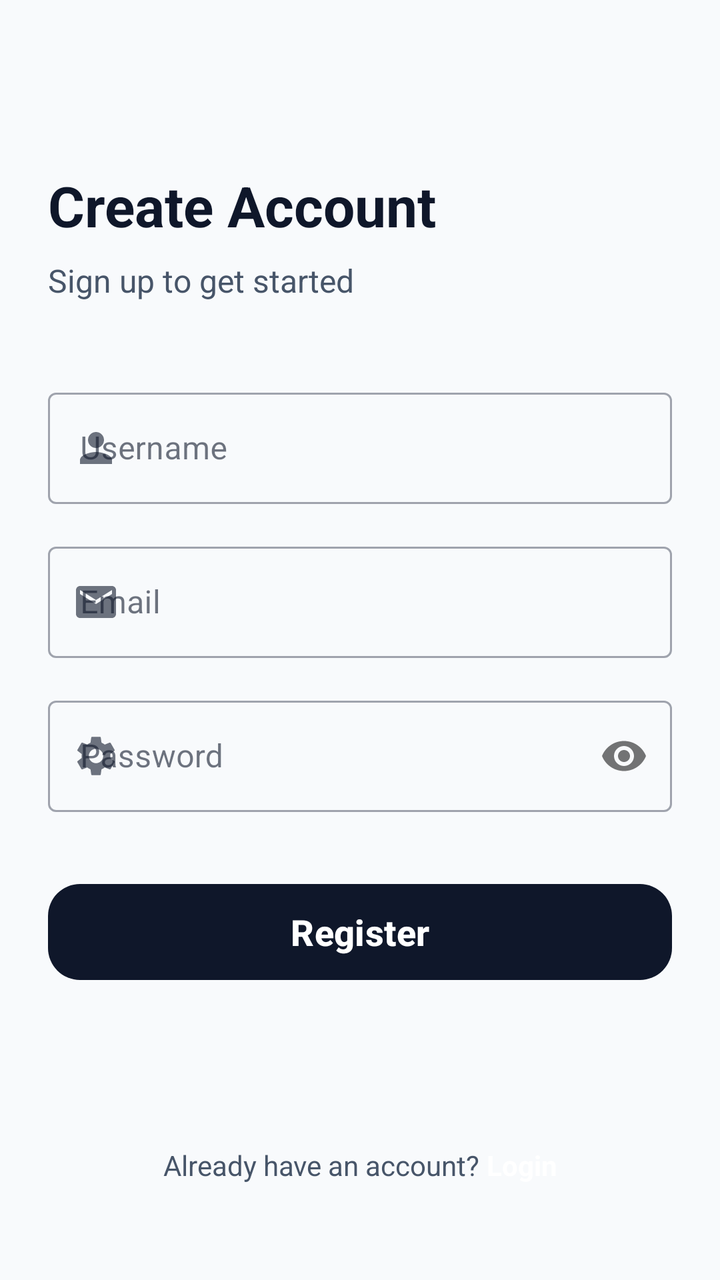
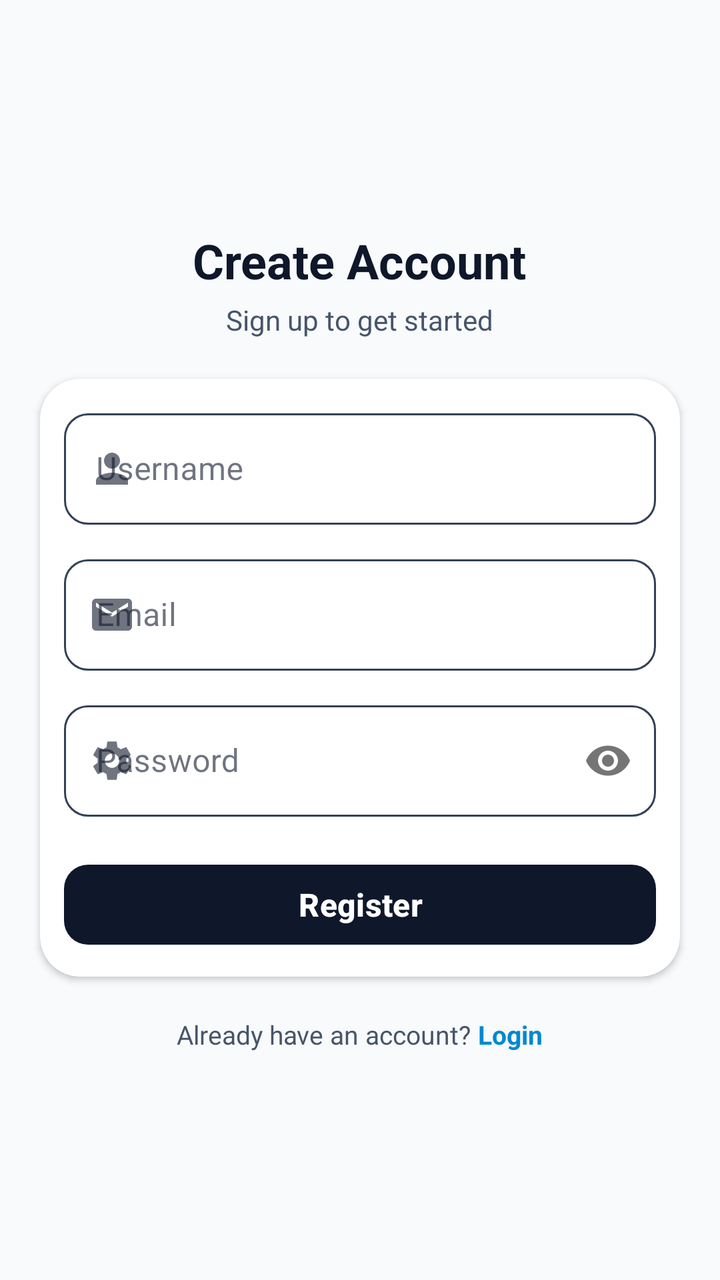

Two renders of the same Android screen: before a commit and after it. Below are the layout's source before the change and the commit's diff.
<!-- AndroidManifest.xml: application theme Theme.TestMaster -->
<!-- res/layout/activity_register.xml -->
<?xml version="1.0" encoding="utf-8"?>
<androidx.constraintlayout.widget.ConstraintLayout xmlns:android="http://schemas.android.com/apk/res/android"
    xmlns:app="http://schemas.android.com/apk/res-auto"
    xmlns:tools="http://schemas.android.com/tools"
    android:layout_width="match_parent"
    android:layout_height="match_parent"
    android:background="@color/background"
    tools:context=".activities.RegisterActivity">

    <ScrollView
        android:layout_width="match_parent"
        android:layout_height="match_parent"
        android:fillViewport="true">

        <androidx.constraintlayout.widget.ConstraintLayout
            android:layout_width="match_parent"
            android:layout_height="wrap_content"
            android:padding="24dp">

            <TextView
                android:id="@+id/tv_create_account"
                android:layout_width="wrap_content"
                android:layout_height="wrap_content"
                android:layout_marginTop="60dp"
                android:text="Create Account"
                android:textColor="@color/text_primary"
                android:textSize="28sp"
                android:textStyle="bold"
                app:layout_constraintStart_toStartOf="parent"
                app:layout_constraintTop_toTopOf="parent" />

            <TextView
                android:id="@+id/tv_subtitle"
                android:layout_width="wrap_content"
                android:layout_height="wrap_content"
                android:layout_marginTop="8dp"
                android:text="Sign up to get started"
                android:textColor="@color/text_secondary"
                android:textSize="16sp"
                app:layout_constraintStart_toStartOf="parent"
                app:layout_constraintTop_toBottomOf="@id/tv_create_account" />

            <com.google.android.material.textfield.TextInputLayout
                android:id="@+id/til_username"
                style="@style/Widget.MaterialComponents.TextInputLayout.OutlinedBox"
                android:layout_width="match_parent"
                android:layout_height="wrap_content"
                android:layout_marginTop="40dp"
                android:hint="Username"
                app:layout_constraintTop_toBottomOf="@id/tv_subtitle"
                app:startIconDrawable="@drawable/baseline_person_24">

                <com.google.android.material.textfield.TextInputEditText
                    android:id="@+id/tv_username"
                    android:layout_width="match_parent"
                    android:layout_height="wrap_content"
                    android:textColor="@color/text_primary"
                    android:inputType="text" />
            </com.google.android.material.textfield.TextInputLayout>

            <com.google.android.material.textfield.TextInputLayout
                android:id="@+id/til_email"
                style="@style/Widget.MaterialComponents.TextInputLayout.OutlinedBox"
                android:layout_width="match_parent"
                android:layout_height="wrap_content"
                android:layout_marginTop="16dp"
                android:hint="Email"
                app:layout_constraintTop_toBottomOf="@id/til_username"
                app:startIconDrawable="@drawable/baseline_email_24">

                <com.google.android.material.textfield.TextInputEditText
                    android:id="@+id/tv_email"
                    android:layout_width="match_parent"
                    android:layout_height="wrap_content"
                    android:textColor="@color/text_primary"
                    android:inputType="textEmailAddress" />
            </com.google.android.material.textfield.TextInputLayout>

            <com.google.android.material.textfield.TextInputLayout
                android:id="@+id/til_password"
                style="@style/Widget.MaterialComponents.TextInputLayout.OutlinedBox"
                android:layout_width="match_parent"
                android:layout_height="wrap_content"
                android:layout_marginTop="16dp"
                android:hint="Password"
                app:layout_constraintTop_toBottomOf="@id/til_email"
                app:passwordToggleEnabled="true"
                app:startIconDrawable="@drawable/baseline_settings_24">

                <com.google.android.material.textfield.TextInputEditText
                    android:id="@+id/tv_password"
                    android:layout_width="match_parent"
                    android:layout_height="wrap_content"
                    android:textColor="@color/text_primary"
                    android:inputType="textPassword" />
            </com.google.android.material.textfield.TextInputLayout>

            <com.google.android.material.button.MaterialButton
                android:id="@+id/btn_register"
                style="@style/Widget.Material3.Button"
                android:layout_width="match_parent"
                android:layout_height="56dp"
                android:layout_marginTop="32dp"
                android:text="Register"
                android:textAllCaps="false"
                android:textColor="@color/primary"
                android:textSize="18sp"
                android:textStyle="bold"
                app:backgroundTint="@color/onPrimary"
                app:cornerRadius="16dp"
                app:layout_constraintTop_toBottomOf="@id/til_password" />

            <TextView
                android:id="@+id/tv_verify"
                android:layout_width="wrap_content"
                android:layout_height="wrap_content"
                android:layout_marginTop="16dp"
                android:text="Verification email sent! Check your inbox."
                android:textColor="@color/success_text"
                android:visibility="gone"
                app:layout_constraintEnd_toEndOf="parent"
                app:layout_constraintStart_toStartOf="parent"
                app:layout_constraintTop_toBottomOf="@id/btn_register" />

            <LinearLayout
                android:id="@+id/ll_signin"
                android:layout_width="wrap_content"
                android:layout_height="wrap_content"
                android:layout_marginTop="32dp"
                android:layout_marginBottom="24dp"
                android:orientation="horizontal"
                app:layout_constraintBottom_toBottomOf="parent"
                app:layout_constraintEnd_toEndOf="parent"
                app:layout_constraintStart_toStartOf="parent"
                app:layout_constraintTop_toBottomOf="@id/tv_verify"
                app:layout_constraintVertical_bias="1.0">

                <TextView
                    android:layout_width="wrap_content"
                    android:layout_height="wrap_content"
                    android:text="Already have an account? "
                    android:textColor="@color/text_secondary" />

                <TextView
                    android:id="@+id/signin"
                    android:layout_width="wrap_content"
                    android:layout_height="wrap_content"
                    android:text="Login"
                    android:textColor="@color/primary"
                    android:textStyle="bold" />
            </LinearLayout>

        </androidx.constraintlayout.widget.ConstraintLayout>
    </ScrollView>

</androidx.constraintlayout.widget.ConstraintLayout>
<!-- resources referenced by this layout -->
<resources>
  <color name="background">#F8FAFC</color>
  <color name="onPrimary">#0F172A</color>
  <color name="primary">#FFFFFF</color>
  <color name="success_text">#166534</color>
  <color name="text_primary">#0F172A</color>
  <color name="text_secondary">#475569</color>
  <!-- drawable baseline_email_24 (drawable) -->
  <vector xmlns:android="http://schemas.android.com/apk/res/android" android:height="24dp" android:tint="#000000" android:viewportHeight="24" android:viewportWidth="24" android:width="24dp">
        
      <path android:fillColor="@android:color/white" android:pathData="M20,4L4,4c-1.1,0 -1.99,0.9 -1.99,2L2,18c0,1.1 0.9,2 2,2h16c1.1,0 2,-0.9 2,-2L22,6c0,-1.1 -0.9,-2 -2,-2zM20,8l-8,5 -8,-5L4,6l8,5 8,-5v2z"/>
      
  </vector>
  <!-- drawable baseline_person_24 (drawable) -->
  <vector android:height="24dp" android:tint="#000000"
      android:viewportHeight="24" android:viewportWidth="24"
      android:width="24dp" xmlns:android="http://schemas.android.com/apk/res/android">
      <path android:fillColor="@android:color/white" android:pathData="M12,12c2.21,0 4,-1.79 4,-4s-1.79,-4 -4,-4 -4,1.79 -4,4 1.79,4 4,4zM12,14c-2.67,0 -8,1.34 -8,4v2h16v-2c0,-2.66 -5.33,-4 -8,-4z"/>
  </vector>
  <!-- drawable baseline_settings_24 (drawable) -->
  <vector android:height="24dp" android:tint="#000000"
      android:viewportHeight="24" android:viewportWidth="24"
      android:width="24dp" xmlns:android="http://schemas.android.com/apk/res/android">
      <path android:fillColor="@android:color/white" android:pathData="M19.14,12.94c0.04,-0.3 0.06,-0.61 0.06,-0.94c0,-0.32 -0.02,-0.64 -0.07,-0.94l2.03,-1.58c0.18,-0.14 0.23,-0.41 0.12,-0.61l-1.92,-3.32c-0.12,-0.22 -0.37,-0.29 -0.59,-0.22l-2.39,0.96c-0.5,-0.38 -1.03,-0.7 -1.62,-0.94L14.4,2.81c-0.04,-0.24 -0.24,-0.41 -0.48,-0.41h-3.84c-0.24,0 -0.43,0.17 -0.47,0.41L9.25,5.35C8.66,5.59 8.12,5.92 7.63,6.29L5.24,5.33c-0.22,-0.08 -0.47,0 -0.59,0.22L2.74,8.87C2.62,9.08 2.66,9.34 2.86,9.48l2.03,1.58C4.84,11.36 4.8,11.69 4.8,12s0.02,0.64 0.07,0.94l-2.03,1.58c-0.18,0.14 -0.23,0.41 -0.12,0.61l1.92,3.32c0.12,0.22 0.37,0.29 0.59,0.22l2.39,-0.96c0.5,0.38 1.03,0.7 1.62,0.94l0.36,2.54c0.05,0.24 0.24,0.41 0.48,0.41h3.84c0.24,0 0.44,-0.17 0.47,-0.41l0.36,-2.54c0.59,-0.24 1.13,-0.56 1.62,-0.94l2.39,0.96c0.22,0.08 0.47,0 0.59,-0.22l1.92,-3.32c0.12,-0.22 0.07,-0.47 -0.12,-0.61L19.14,12.94zM12,15.6c-1.98,0 -3.6,-1.62 -3.6,-3.6s1.62,-3.6 3.6,-3.6s3.6,1.62 3.6,3.6S13.98,15.6 12,15.6z"/>
  </vector>
  <style name="Theme.TestMaster" parent="Base.Theme.TestMaster" />
  <color name="primaryContainer">#F1F5F9</color>
  <color name="onPrimaryContainer">#0F172A</color>
  <color name="secondary">#64748B</color>
  <color name="onSecondary">#FFFFFF</color>
  <color name="secondaryContainer">#E2E8F0</color>
  <color name="onSecondaryContainer">#0F172A</color>
  <color name="surface">#FFFFFF</color>
  <color name="onSurface">#0F172A</color>
  <color name="surfaceVariant">#E2E8F0</color>
  <color name="onSurfaceVariant">#475569</color>
  <color name="outline">#94A3B8</color>
  <color name="error">#DC2626</color>
  <color name="onError">#FFFFFF</color>
  <color name="errorContainer">#FEE2E2</color>
  <color name="onErrorContainer">#7F1D1D</color>
  <color name="accent">#334155</color>
  <!-- unchanged entries left out for length: 1 -->
</resources>

<!-- the commit's change to res/layout/activity_register.xml (unified diff, before → after) -->
@@ -1,156 +1,177 @@
 <?xml version="1.0" encoding="utf-8"?>
-<androidx.constraintlayout.widget.ConstraintLayout xmlns:android="http://schemas.android.com/apk/res/android"
+<androidx.core.widget.NestedScrollView xmlns:android="http://schemas.android.com/apk/res/android"
     xmlns:app="http://schemas.android.com/apk/res-auto"
     xmlns:tools="http://schemas.android.com/tools"
     android:layout_width="match_parent"
     android:layout_height="match_parent"
     android:background="@color/background"
+    android:fitsSystemWindows="true"
     tools:context=".activities.RegisterActivity">
 
-    <ScrollView
+    <LinearLayout
         android:layout_width="match_parent"
-        android:layout_height="match_parent"
-        android:fillViewport="true">
+        android:layout_height="wrap_content"
+        android:layout_gravity="center"
+        android:gravity="center_horizontal"
+        android:orientation="vertical"
+        android:paddingHorizontal="10dp"
+        android:paddingVertical="16dp">
 
-        <androidx.constraintlayout.widget.ConstraintLayout
+        <TextView
+            android:id="@+id/tv_create_account"
+            android:layout_width="wrap_content"
+            android:layout_height="wrap_content"
+            android:layout_gravity="center"
+            android:text="Create Account"
+            android:layout_marginHorizontal="10dp"
+            android:textColor="@color/text_primary"
+            android:textSize="24sp"
+            android:textStyle="bold" />
+
+        <TextView
+            android:id="@+id/tv_subtitle"
+            android:layout_width="wrap_content"
+            android:layout_height="wrap_content"
+            android:layout_gravity="center"
+            android:layout_marginTop="4dp"
+            android:layout_marginHorizontal="10dp"
+            android:text="Sign up to get started"
+            android:textColor="@color/text_secondary"
+            android:textSize="14sp" />
+        <com.google.android.material.card.MaterialCardView
             android:layout_width="match_parent"
             android:layout_height="wrap_content"
-            android:padding="24dp">
+            android:layout_marginTop="20dp"
+            android:layout_marginHorizontal="10dp"
+            app:cardCornerRadius="20dp"
+            app:cardElevation="2dp"
+            app:strokeWidth="0dp">
+            <LinearLayout
+                android:layout_width="match_parent"
+                android:layout_height="wrap_content"
+                android:orientation="vertical"
+                android:padding="12dp">
+        <com.google.android.material.textfield.TextInputLayout
+            android:id="@+id/til_username"
+            style="@style/Widget.MaterialComponents.TextInputLayout.OutlinedBox"
+            android:theme="@style/ThemeOverlay.AppTheme.TextInputEditText.Outlined"
+            android:layout_width="match_parent"
+            android:layout_height="wrap_content"
+            app:boxCornerRadiusBottomEnd="12dp"
+            app:boxCornerRadiusBottomStart="12dp"
+            app:boxCornerRadiusTopEnd="12dp"
+            app:boxCornerRadiusTopStart="12dp"
+            app:boxStrokeColor="@color/text_input_stroke"
+            app:hintTextColor="@color/onSurfaceVariant"
+            android:hint="Username"
+            app:startIconDrawable="@drawable/baseline_person_24">
+
+            <com.google.android.material.textfield.TextInputEditText
+                android:id="@+id/tv_username"
+                android:layout_width="match_parent"
+                android:layout_height="wrap_content"
+                android:inputType="text"
+                android:textColor="@color/text_primary" />
+        </com.google.android.material.textfield.TextInputLayout>
+
+        <com.google.android.material.textfield.TextInputLayout
+            android:id="@+id/til_email"
+            style="@style/Widget.MaterialComponents.TextInputLayout.OutlinedBox"
+            android:layout_width="match_parent"
+            android:layout_height="wrap_content"
+            android:layout_marginTop="12dp"
+            app:boxCornerRadiusBottomEnd="12dp"
+            app:boxCornerRadiusBottomStart="12dp"
+            app:boxCornerRadiusTopEnd="12dp"
+            app:boxCornerRadiusTopStart="12dp"
+            app:boxStrokeColor="@color/text_input_stroke"
+            app:hintTextColor="@color/onSurfaceVariant"
+            android:hint="Email"
+            android:theme="@style/ThemeOverlay.AppTheme.TextInputEditText.Outlined"
+            app:startIconDrawable="@drawable/baseline_email_24">
+
+            <com.google.android.material.textfield.TextInputEditText
+                android:id="@+id/tv_email"
+                android:layout_width="match_parent"
+                android:layout_height="wrap_content"
+                android:inputType="textEmailAddress"
+                android:textColor="@color/text_primary" />
+        </com.google.android.material.textfield.TextInputLayout>
+
+        <com.google.android.material.textfield.TextInputLayout
+            android:id="@+id/til_password"
+            android:theme="@style/ThemeOverlay.AppTheme.TextInputEditText.Outlined"
+            style="@style/Widget.MaterialComponents.TextInputLayout.OutlinedBox"
+            android:layout_width="match_parent"
+            android:layout_height="wrap_content"
+            android:layout_marginTop="12dp"
+            app:boxCornerRadiusBottomEnd="12dp"
+            app:boxCornerRadiusBottomStart="12dp"
+            app:boxCornerRadiusTopEnd="12dp"
+            app:boxCornerRadiusTopStart="12dp"
+            app:boxStrokeColor="@color/text_input_stroke"
+            app:hintTextColor="@color/onSurfaceVariant"
+            android:hint="Password"
+            app:passwordToggleEnabled="true"
+            app:startIconDrawable="@drawable/baseline_settings_24">
+
+            <com.google.android.material.textfield.TextInputEditText
+                android:id="@+id/tv_password"
+                android:layout_width="match_parent"
+                android:layout_height="wrap_content"
+                android:inputType="textPassword"
+                android:textColor="@color/text_primary" />
+        </com.google.android.material.textfield.TextInputLayout>
+
+        <com.google.android.material.button.MaterialButton
+            android:id="@+id/btn_register"
+            style="@style/Widget.Material3.Button"
+            android:layout_width="match_parent"
+            android:layout_height="48dp"
+            android:layout_marginTop="20dp"
+            android:text="Register"
+            android:textAllCaps="false"
+            android:textColor="@color/primary"
+            android:textSize="16sp"
+            android:textStyle="bold"
+            app:backgroundTint="@color/onPrimary"
+            app:cornerRadius="12dp" />
+            </LinearLayout>
+        </com.google.android.material.card.MaterialCardView>
+        <TextView
+            android:id="@+id/tv_verify"
+            android:layout_width="wrap_content"
+            android:layout_height="wrap_content"
+            android:layout_marginTop="12dp"
+            android:text="Verification email sent! Check your inbox."
+            android:textColor="@color/success_text"
+            android:textSize="13sp"
+            android:visibility="gone" />
+
+        <LinearLayout
+            android:id="@+id/ll_signin"
+            android:layout_width="wrap_content"
+            android:layout_height="wrap_content"
+            android:layout_marginTop="20dp"
+            android:orientation="horizontal">
 
             <TextView
-                android:id="@+id/tv_create_account"
                 android:layout_width="wrap_content"
                 android:layout_height="wrap_content"
-                android:layout_marginTop="60dp"
-                android:text="Create Account"
-                android:textColor="@color/text_primary"
-                android:textSize="28sp"
-                android:textStyle="bold"
-                app:layout_constraintStart_toStartOf="parent"
-                app:layout_constraintTop_toTopOf="parent" />
+                android:text="Already have an account? "
+                android:textColor="@color/text_secondary"
+                android:textSize="13sp" />
 
             <TextView
-                android:id="@+id/tv_subtitle"
+                android:id="@+id/signin"
                 android:layout_width="wrap_content"
                 android:layout_height="wrap_content"
-                android:layout_marginTop="8dp"
-                android:text="Sign up to get started"
-                android:textColor="@color/text_secondary"
-                android:textSize="16sp"
-                app:layout_constraintStart_toStartOf="parent"
-                app:layout_constraintTop_toBottomOf="@id/tv_create_account" />
+                android:text="Login"
+                android:textColor="@color/bluetint"
+                android:textSize="13sp"
+                android:textStyle="bold" />
+        </LinearLayout>
 
-            <com.google.android.material.textfield.TextInputLayout
-                android:id="@+id/til_username"
-                style="@style/Widget.MaterialComponents.TextInputLayout.OutlinedBox"
-                android:layout_width="match_parent"
-                android:layout_height="wrap_content"
-                android:layout_marginTop="40dp"
-                android:hint="Username"
-                app:layout_constraintTop_toBottomOf="@id/tv_subtitle"
-                app:startIconDrawable="@drawable/baseline_person_24">
+    </LinearLayout>
 
-                <com.google.android.material.textfield.TextInputEditText
-                    android:id="@+id/tv_username"
-                    android:layout_width="match_parent"
-                    android:layout_height="wrap_content"
-                    android:textColor="@color/text_primary"
-                    android:inputType="text" />
-            </com.google.android.material.textfield.TextInputLayout>
-
-            <com.google.android.material.textfield.TextInputLayout
-                android:id="@+id/til_email"
-                style="@style/Widget.MaterialComponents.TextInputLayout.OutlinedBox"
-                android:layout_width="match_parent"
-                android:layout_height="wrap_content"
-                android:layout_marginTop="16dp"
-                android:hint="Email"
-                app:layout_constraintTop_toBottomOf="@id/til_username"
-                app:startIconDrawable="@drawable/baseline_email_24">
-
-                <com.google.android.material.textfield.TextInputEditText
-                    android:id="@+id/tv_email"
-                    android:layout_width="match_parent"
-                    android:layout_height="wrap_content"
-                    android:textColor="@color/text_primary"
-                    android:inputType="textEmailAddress" />
-            </com.google.android.material.textfield.TextInputLayout>
-
-            <com.google.android.material.textfield.TextInputLayout
-                android:id="@+id/til_password"
-                style="@style/Widget.MaterialComponents.TextInputLayout.OutlinedBox"
-                android:layout_width="match_parent"
-                android:layout_height="wrap_content"
-                android:layout_marginTop="16dp"
-                android:hint="Password"
-                app:layout_constraintTop_toBottomOf="@id/til_email"
-                app:passwordToggleEnabled="true"
-                app:startIconDrawable="@drawable/baseline_settings_24">
-
-                <com.google.android.material.textfield.TextInputEditText
-                    android:id="@+id/tv_password"
-                    android:layout_width="match_parent"
-                    android:layout_height="wrap_content"
-                    android:textColor="@color/text_primary"
-                    android:inputType="textPassword" />
-            </com.google.android.material.textfield.TextInputLayout>
-
-            <com.google.android.material.button.MaterialButton
-                android:id="@+id/btn_register"
-                style="@style/Widget.Material3.Button"
-                android:layout_width="match_parent"
-                android:layout_height="56dp"
-                android:layout_marginTop="32dp"
-                android:text="Register"
-                android:textAllCaps="false"
-                android:textColor="@color/primary"
-                android:textSize="18sp"
-                android:textStyle="bold"
-                app:backgroundTint="@color/onPrimary"
-                app:cornerRadius="16dp"
-                app:layout_constraintTop_toBottomOf="@id/til_password" />
-
-            <TextView
-                android:id="@+id/tv_verify"
-                android:layout_width="wrap_content"
-                android:layout_height="wrap_content"
-                android:layout_marginTop="16dp"
-                android:text="Verification email sent! Check your inbox."
-                android:textColor="@color/success_text"
-                android:visibility="gone"
-                app:layout_constraintEnd_toEndOf="parent"
-                app:layout_constraintStart_toStartOf="parent"
-                app:layout_constraintTop_toBottomOf="@id/btn_register" />
-
-            <LinearLayout
-                android:id="@+id/ll_signin"
-                android:layout_width="wrap_content"
-                android:layout_height="wrap_content"
-                android:layout_marginTop="32dp"
-                android:layout_marginBottom="24dp"
-                android:orientation="horizontal"
-                app:layout_constraintBottom_toBottomOf="parent"
-                app:layout_constraintEnd_toEndOf="parent"
-                app:layout_constraintStart_toStartOf="parent"
-                app:layout_constraintTop_toBottomOf="@id/tv_verify"
-                app:layout_constraintVertical_bias="1.0">
-
-                <TextView
-                    android:layout_width="wrap_content"
-                    android:layout_height="wrap_content"
-                    android:text="Already have an account? "
-                    android:textColor="@color/text_secondary" />
-
-                <TextView
-                    android:id="@+id/signin"
-                    android:layout_width="wrap_content"
-                    android:layout_height="wrap_content"
-                    android:text="Login"
-                    android:textColor="@color/primary"
-                    android:textStyle="bold" />
-            </LinearLayout>
-
-        </androidx.constraintlayout.widget.ConstraintLayout>
-    </ScrollView>
-
-</androidx.constraintlayout.widget.ConstraintLayout>
+</androidx.core.widget.NestedScrollView>
<!-- resource entries referenced after the edit -->
@@ -1,6 +1,7 @@
 <!-- resources referenced by this layout -->
 <resources>
   <color name="background">#F8FAFC</color>
+  <color name="bluetint">#0288D1</color>
   <color name="onPrimary">#0F172A</color>
   <color name="primary">#FFFFFF</color>
   <color name="success_text">#166534</color>
@@ -24,6 +25,9 @@
       android:width="24dp" xmlns:android="http://schemas.android.com/apk/res/android">
       <path android:fillColor="@android:color/white" android:pathData="M19.14,12.94c0.04,-0.3 0.06,-0.61 0.06,-0.94c0,-0.32 -0.02,-0.64 -0.07,-0.94l2.03,-1.58c0.18,-0.14 0.23,-0.41 0.12,-0.61l-1.92,-3.32c-0.12,-0.22 -0.37,-0.29 -0.59,-0.22l-2.39,0.96c-0.5,-0.38 -1.03,-0.7 -1.62,-0.94L14.4,2.81c-0.04,-0.24 -0.24,-0.41 -0.48,-0.41h-3.84c-0.24,0 -0.43,0.17 -0.47,0.41L9.25,5.35C8.66,5.59 8.12,5.92 7.63,6.29L5.24,5.33c-0.22,-0.08 -0.47,0 -0.59,0.22L2.74,8.87C2.62,9.08 2.66,9.34 2.86,9.48l2.03,1.58C4.84,11.36 4.8,11.69 4.8,12s0.02,0.64 0.07,0.94l-2.03,1.58c-0.18,0.14 -0.23,0.41 -0.12,0.61l1.92,3.32c0.12,0.22 0.37,0.29 0.59,0.22l2.39,-0.96c0.5,0.38 1.03,0.7 1.62,0.94l0.36,2.54c0.05,0.24 0.24,0.41 0.48,0.41h3.84c0.24,0 0.44,-0.17 0.47,-0.41l0.36,-2.54c0.59,-0.24 1.13,-0.56 1.62,-0.94l2.39,0.96c0.22,0.08 0.47,0 0.59,-0.22l1.92,-3.32c0.12,-0.22 0.07,-0.47 -0.12,-0.61L19.14,12.94zM12,15.6c-1.98,0 -3.6,-1.62 -3.6,-3.6s1.62,-3.6 3.6,-3.6s3.6,1.62 3.6,3.6S13.98,15.6 12,15.6z"/>
   </vector>
+  <style name="ThemeOverlay.AppTheme.TextInputEditText.Outlined" parent="">
+          <item name="colorControlActivated">@color/accent</item>
+      </style>
   <style name="Theme.TestMaster" parent="Base.Theme.TestMaster" />
   <color name="primaryContainer">#F1F5F9</color>
   <color name="onPrimaryContainer">#0F172A</color>
